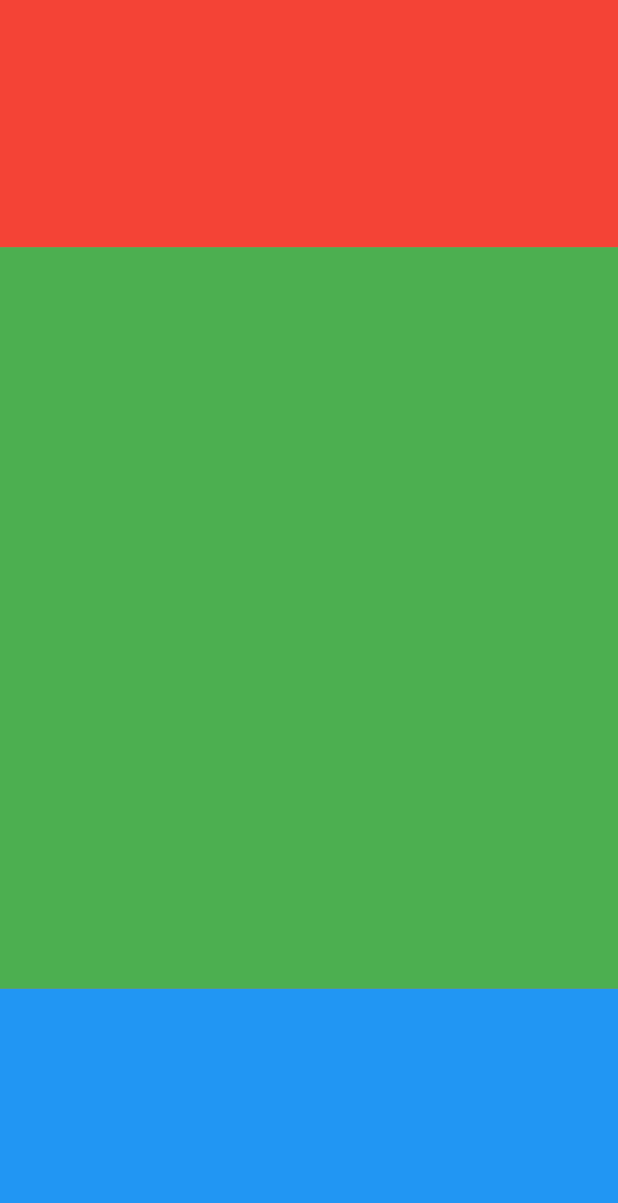
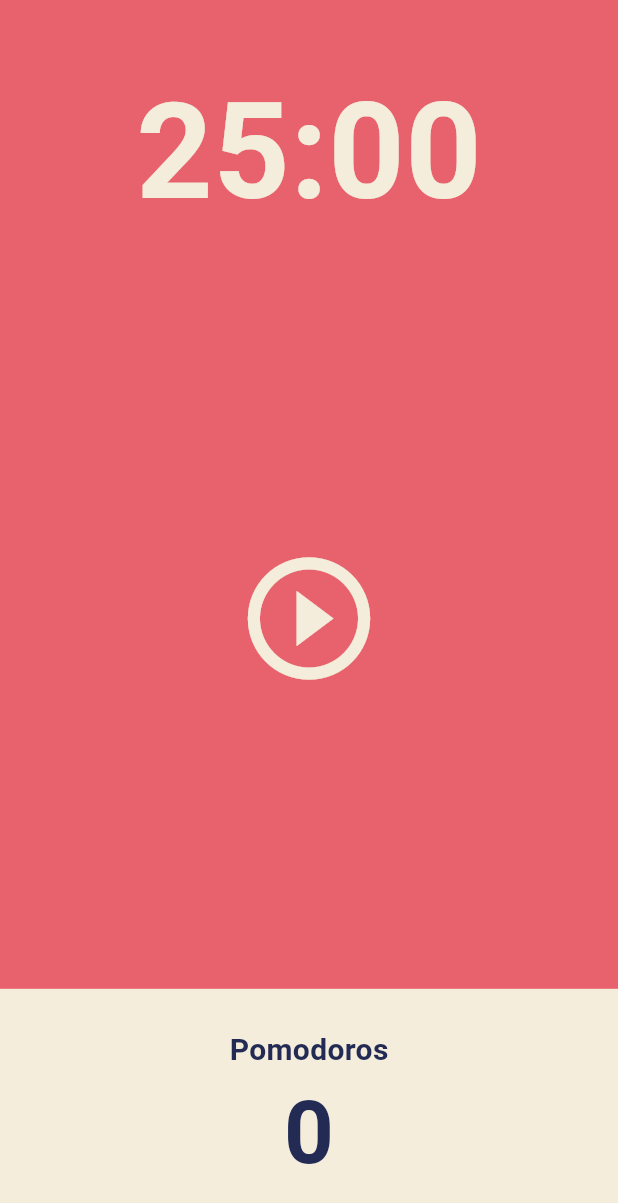
Before and after one commit to KimJJRoSY/flutter_study_pomodoro_app, a Flutter app: the screen it shows after launch, on a phone screen of 412 x 824 dp. Shown: the top 1203 px of the screen. Run offline on Flutter 3.47's test engine with Material 3 defaults, Android fonts, the light colour scheme and no system bars.

Commit message:
ui 추가

```diff
--- a/lib/screens/home_screen.dart
+++ b/lib/screens/home_screen.dart
@@ -11,6 +11,8 @@ class _HomeScreenState extends State<HomeScreen> {
   @override
   Widget build(BuildContext context) {
     return Scaffold(
+      //main에서 정했던 theme에서 배경색 가져옴
+      backgroundColor: Theme.of(context).scaffoldBackgroundColor,
       body: Column(
         children: [
           // flexible의 역할은 하드 코딩되는 값을 만들게 해줌
@@ -18,26 +20,69 @@ class _HomeScreenState extends State<HomeScreen> {
           Flexible(
             flex: 1,
             child: Container(
-              decoration: BoxDecoration(
-                color: Colors.red,
+              alignment: Alignment.bottomCenter,
+              child: Text(
+                '25:00',
+                style: TextStyle(
+                  color: Theme.of(context).cardColor,
+                  fontSize: 89,
+                  fontWeight: FontWeight.w600,
+                ),
               ),
             ),
           ),
           Flexible(
             // flex 숫자 크기에 따라 보여지는 화면 비율 달라짐 -> 반응형으로 만들때 용이
             flex: 3,
-            child: Container(
-              decoration: BoxDecoration(
-                color: Colors.green,
+            child: Center(
+              child: IconButton(
+                onPressed: () {},
+                icon: Icon(Icons.play_circle_outline),
+                iconSize: 98,
+                color: Theme.of(context).cardColor,
               ),
             ),
           ),
           Flexible(
             flex: 1,
-            child: Container(
-              decoration: BoxDecoration(
-                color: Colors.blue,
-              ),
+            child: Row(
+              children: [
+                Expanded(
+                  child: Container(
+                    decoration: BoxDecoration(
+                      color: Theme.of(context).cardColor,
+                    ),
+                    child: Column(
+                      // 주 방향은 수직 방향
+                      mainAxisAlignment: MainAxisAlignment.center,
+                      children: [
+                        Text(
+                          'Pomodoros',
+                          style: TextStyle(
+                            fontSize: 20,
+                            color: Theme.of(context)
+                                .textTheme
+                                .headlineLarge!
+                                .color,
+                            fontWeight: FontWeight.w600,
+                          ),
+                        ),
+                        Text(
+                          '0',
+                          style: TextStyle(
+                            fontSize: 58,
+                            color: Theme.of(context)
+                                .textTheme
+                                .headlineLarge!
+                                .color,
+                            fontWeight: FontWeight.w600,
+                          ),
+                        ),
+                      ],
+                    ),
+                  ),
+                ),
+              ],
             ),
           ),
         ],
```
